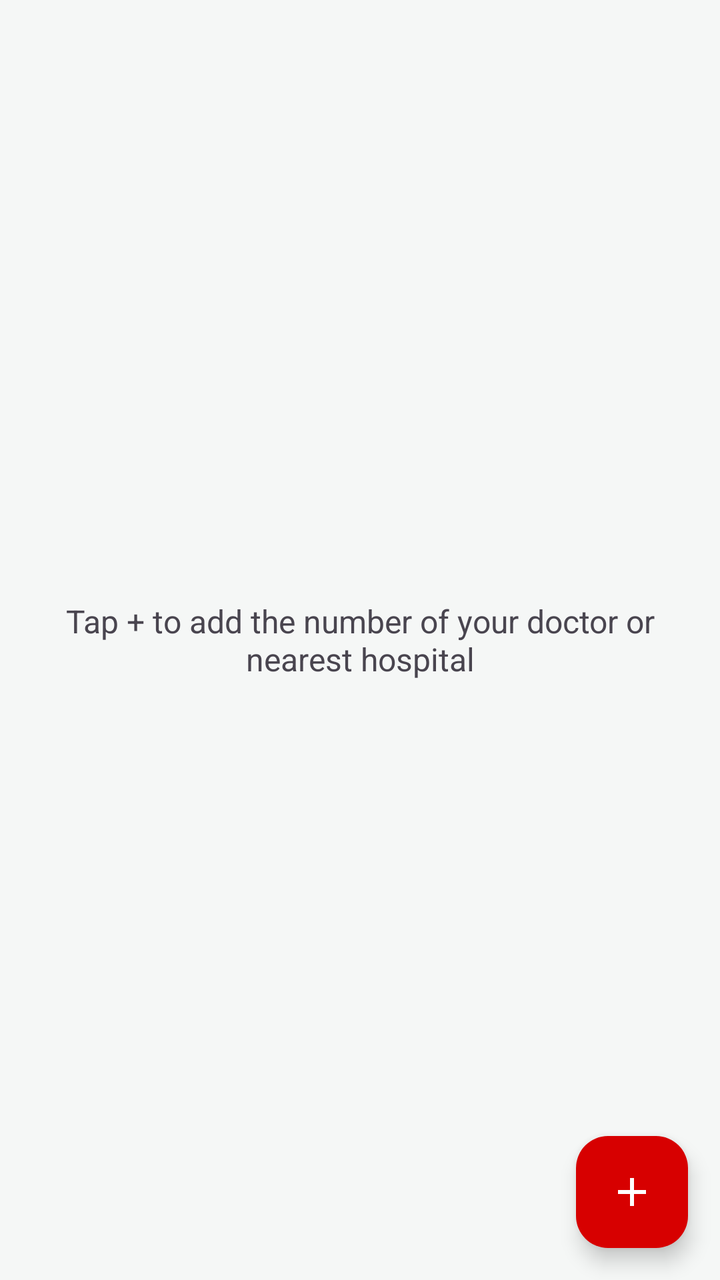
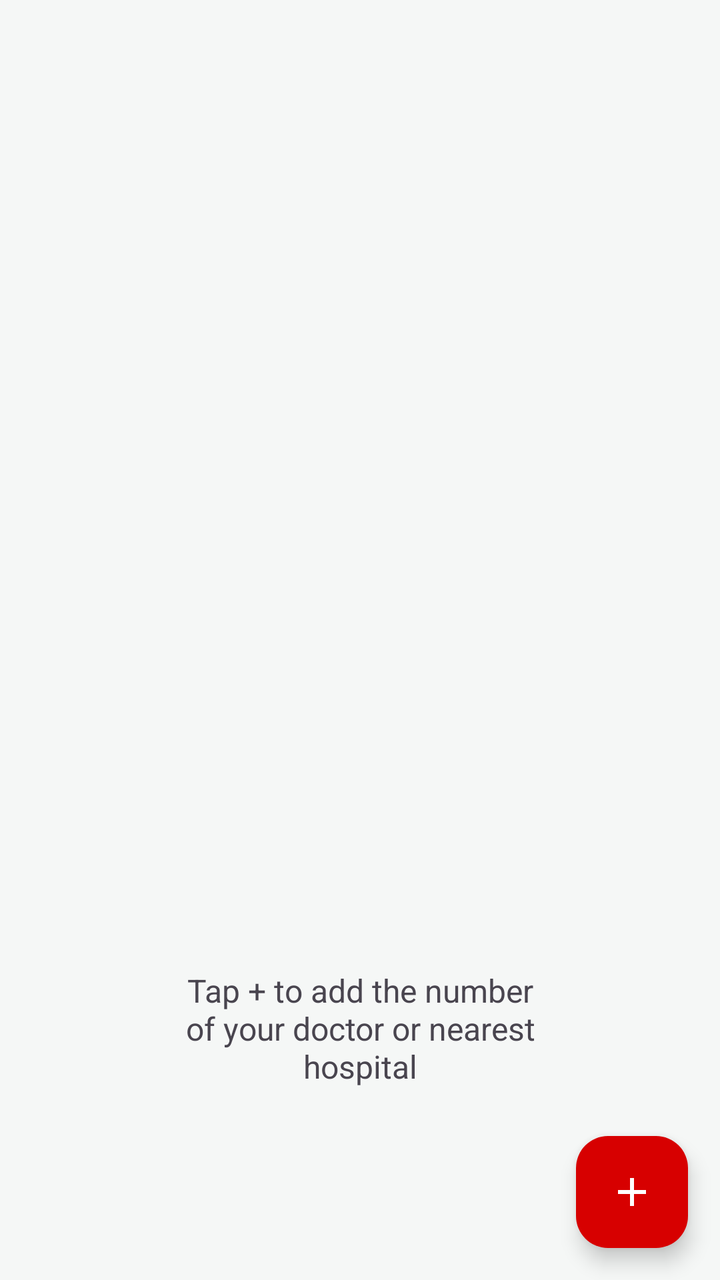

An Android layout rendered at two revisions. The XML below is the earlier revision; the diff shows what the commit changed to produce the second picture.
<!-- AndroidManifest.xml: application theme Theme.FirstAidHero1 -->
<!-- res/layout/fragment_contacts.xml -->
<?xml version="1.0" encoding="utf-8"?>
<FrameLayout xmlns:android="http://schemas.android.com/apk/res/android"
    xmlns:app="http://schemas.android.com/apk/res-auto"
    android:layout_width="match_parent"
    android:layout_height="match_parent">

    <androidx.recyclerview.widget.RecyclerView
        android:id="@+id/contactsRecycler"
        android:layout_width="match_parent"
        android:layout_height="match_parent"
        android:clipToPadding="false"
        android:padding="8dp"
        android:paddingBottom="88dp" />

    <TextView
        android:id="@+id/contactsEmpty"
        android:layout_width="match_parent"
        android:layout_height="wrap_content"
        android:layout_gravity="center"
        android:gravity="center"
        android:padding="32dp"
        android:text="@string/contacts_empty_hint"
        android:textColor="?attr/colorOnSurfaceVariant"
        android:textSize="16sp" />

    <com.google.android.material.floatingactionbutton.FloatingActionButton
        android:id="@+id/addContactFab"
        android:layout_width="wrap_content"
        android:layout_height="wrap_content"
        android:layout_gravity="bottom|end"
        android:layout_margin="16dp"
        android:contentDescription="@string/contact_add_title"
        android:src="@drawable/ic_add"
        app:backgroundTint="?attr/colorPrimary"
        app:tint="@color/white" />
</FrameLayout>
<!-- resources referenced by this layout -->
<resources>
  <color name="white">#FFFFFF</color>
  <!-- drawable ic_add (drawable) -->
  <vector xmlns:android="http://schemas.android.com/apk/res/android"
      android:width="24dp"
      android:height="24dp"
      android:viewportWidth="24"
      android:viewportHeight="24">
      <path
          android:fillColor="#FFFFFFFF"
          android:pathData="M19,13h-6v6h-2v-6H5v-2h6V5h2v6h6v2z" />
  </vector>
  <string name="contact_add_title">Add contact</string>
  <string name="contacts_empty_hint">Tap + to add the number of your doctor or nearest hospital</string>
  <style name="Theme.FirstAidHero1" parent="Base.Theme.FirstAidHero1" />
  <style name="Base.Theme.FirstAidHero1" parent="Theme.Material3.DayNight.NoActionBar">
          <item name="colorPrimary">@color/primary</item>
          <item name="colorOnPrimary">@color/white</item>
          <item name="colorSecondary">@color/accent</item>
          <item name="android:colorBackground">@color/background</item>
          <item name="colorSecondaryContainer">#FFDAD4</item>
          <item name="colorOnSecondaryContainer">#410000</item>
      </style>
  <color name="primary">#D70000</color>
  <color name="accent">#490000</color>
  <color name="background">#F5F7F6</color>
</resources>

<!-- the commit's change to res/layout/fragment_contacts.xml (unified diff, before → after) -->
@@ -16,9 +16,11 @@
         android:id="@+id/contactsEmpty"
         android:layout_width="match_parent"
         android:layout_height="wrap_content"
-        android:layout_gravity="center"
+        android:layout_gravity="bottom"
+        android:layout_marginBottom="96dp"
         android:gravity="center"
-        android:padding="32dp"
+        android:paddingStart="88dp"
+        android:paddingEnd="88dp"
         android:text="@string/contacts_empty_hint"
         android:textColor="?attr/colorOnSurfaceVariant"
         android:textSize="16sp" />
